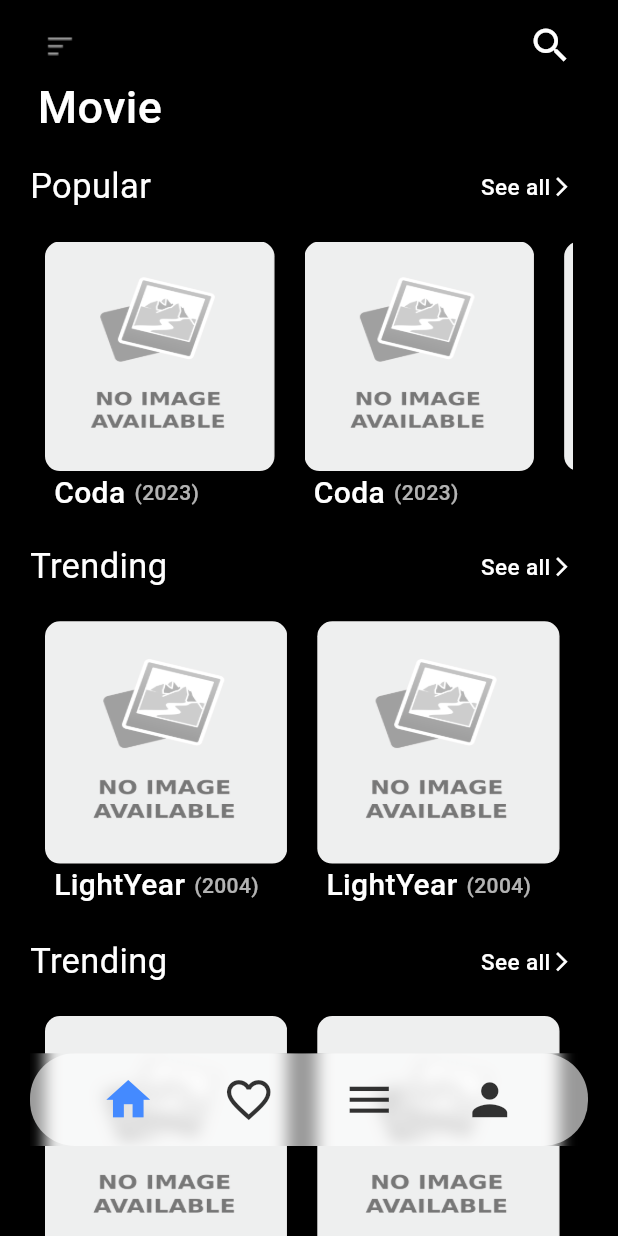
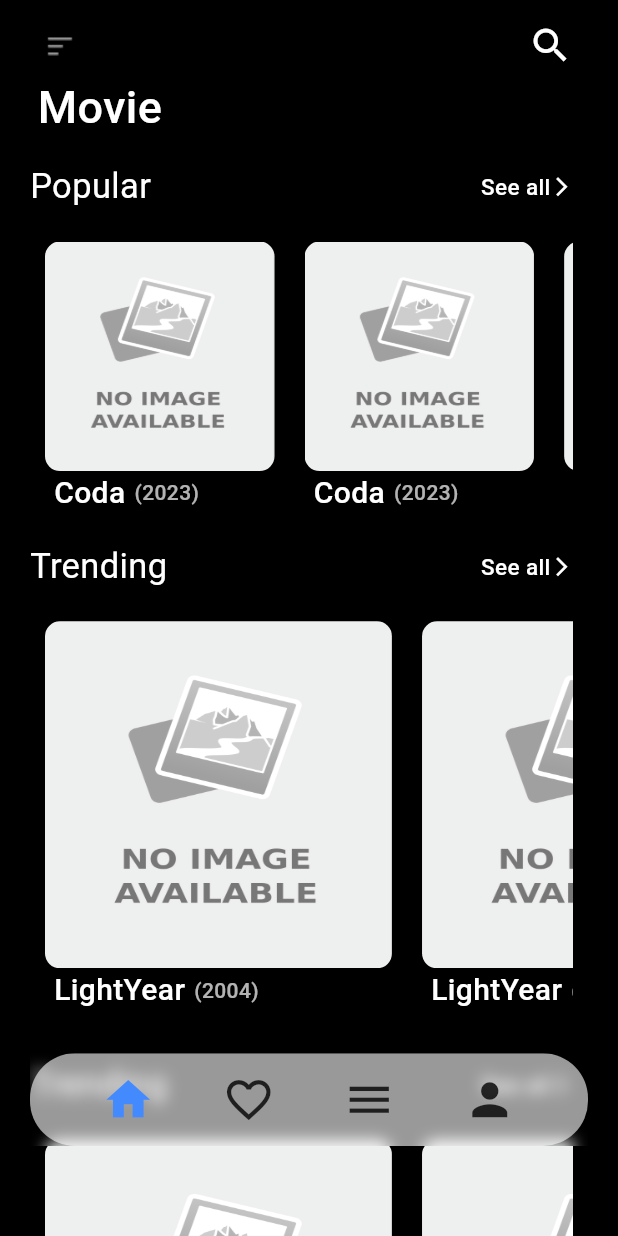
Before and after one commit to ShineWaiYanAung/move_app, a Flutter app: the screen it shows after launch, on a phone screen of 412 x 824 dp. Run offline on Flutter 3.47's test engine with Material 3 defaults, Android fonts, the phone set to English and light mode, and no system bars.

Commit message:
FinallyLaunch

```diff
--- /dev/null
+++ b/lib/Componets/movie_home_screen_list.dart
@@ -0,0 +1,69 @@
+import 'package:flutter/material.dart';
+import 'package:movie_project/Componets/popular_movie_row.dart';
+import 'package:movie_project/Componets/trending_move_row.dart';
+
+import '../Theme/colors.dart';
+import 'SearchMenuIcon.dart';
+
+class MoiveListView extends StatelessWidget {
+  const MoiveListView({super.key});
+
+  @override
+  Widget build(BuildContext context) {
+    final screenHeight = MediaQuery.of(context).size.height;
+
+    List <Widget> movieRows=
+    [
+      PopularMovieWidgetRow(),
+      TrendingVideoWidgetRow(),
+      TrendingVideoWidgetRow(),
+
+    ];
+    return Stack(
+      children: [
+        ///Top icons
+        const Padding(
+          padding: EdgeInsets.symmetric(
+            horizontal: 30.0,
+            vertical: 15,
+          ),
+          child: SearchMenuIcon(),
+        ),
+        Positioned(
+          top: 50,
+          left: 25,
+          child: Text(
+            "Movie",
+            style: TextStyle(
+                fontWeight: FontWeight.w500,
+                fontSize: 30,
+                color: AppColor.textColor),
+          ),
+        ),
+        Padding(
+          padding: const EdgeInsets.only(
+              top: 90,
+              right: 30,
+              left: 20
+          ),
+          child: ListView(
+            children: movieRows.map((movieData){
+              int index = movieRows.indexOf(movieData);
+              return    Padding(
+                padding: const EdgeInsets.symmetric(vertical: 8.0),
+                child: Container(
+                  padding: EdgeInsets.symmetric(),
+                  width: double.infinity,
+                  height: screenHeight* (0.3+ (((index == 0) ? 0 : (index == 1) ? 1 : 1) *0.1)),
+                  child: movieData,
+                ),
+              );
+            }).toList(),
+          ),
+        ),
+        ///NavBottom
+        // NavBottomWidget(),
+      ],
+    );
+  }
+}
--- a/lib/Componets/nav_bottom_widget.dart
+++ /dev/null
@@ -1,79 +0,0 @@
-import 'dart:ui';
-
-import 'package:flutter/material.dart';
-import 'package:movie_project/Screen/home_screen.dart';
-import 'package:movie_project/Screen/screen_two.dart';
-import 'package:movie_project/Screen/thirdPageg.dart';
-
-class NavBottomWidget extends StatefulWidget {
-  const NavBottomWidget({
-    super.key,
-  });
-
-  @override
-  State<NavBottomWidget> createState() => _NavBottomWidgetState();
-}
-
-class _NavBottomWidgetState extends State<NavBottomWidget> {
-  List<IconData> navIcon = [
-    Icons.home,
-    Icons.favorite_border_outlined,
-    Icons.menu,
-    Icons.person,
-  ];
-  int selectedIndex = 0;
-  List<Widget> pages =[
-    MyHomePage(),
-    SecondPage(),
-    Thirdpage(),
-    Thirdpage(),
-  ];
-
-  @override
-  Widget build(BuildContext context) {
-    return Positioned(
-      bottom: 60,
-      right: 20,
-      left: 20,
-      child: ClipRRect(
-        child: BackdropFilter(
-          filter: ImageFilter.blur(sigmaX: 5, sigmaY: 5),
-          child: Container(
-            padding: EdgeInsets.symmetric(horizontal: 40),
-            width: MediaQuery.of(context).size.width * 1,
-            height: MediaQuery.of(context).size.height * 0.075,
-            decoration: BoxDecoration(
-              color: Colors.white.withOpacity(0.6),
-              borderRadius: BorderRadius.circular(30),
-            ),
-            child: Row(
-              mainAxisAlignment: MainAxisAlignment.spaceBetween,
-              children: navIcon.map(
-                (icon) {
-                  int index = navIcon.indexOf(icon);
-                  bool isSelected = selectedIndex ==index;
-                  return Material(
-                    color: Colors.transparent,
-                    child: Container(
-                      alignment: Alignment.center,
-                      child: IconButton(
-                          onPressed: () => setState(() {
-                                selectedIndex = index;
-                                Navigator.push(context, MaterialPageRoute(builder: (context) => pages[index],));
-                              }),
-                          icon: Icon(
-                            icon,
-                            size: 35,
-                            color: isSelected? Colors.blueAccent : Colors.black.withOpacity(0.8),
-                          )),
-                    ),
-                  );
-                },
-              ).toList(),
-            ),
-          ),
-        ),
-      ),
-    );
-  }
-}
--- a/lib/Screen/home_screen.dart
+++ b/lib/Screen/home_screen.dart
@@ -1,76 +1,89 @@
 import 'dart:ui';
 
 import 'package:flutter/material.dart';
+import 'package:movie_project/Screen/screen_two.dart';
+import 'package:movie_project/Screen/thirdPageg.dart';
 import '../Componets/SearchMenuIcon.dart';
-import '../Componets/nav_bottom_widget.dart';
+import '../Componets/movie_home_screen_list.dart';
 import '../Componets/popular_movie_row.dart';
-import '../Componets/see_all.dart';
 import '../Componets/trending_move_row.dart';
 import '../Theme/colors.dart';
 
-class MyHomePage extends StatelessWidget {
+class MyHomePage extends StatefulWidget {
   const MyHomePage({super.key});
 
   @override
+  State<MyHomePage> createState() => _MyHomePageState();
+}
+
+class _MyHomePageState extends State<MyHomePage> {
+
+  List<IconData> navIcon = [
+    Icons.home,
+    Icons.favorite_border_outlined,
+    Icons.menu,
+    Icons.person,
+  ];
+  int selectedIndex = 0;
+  List<Widget> pages =[
+    MoiveListView(),
+    SecondPage(),
+    Thirdpage(),
+    Thirdpage(),
+  ];
+  @override
   Widget build(BuildContext context) {
-
-    final screenHeight = MediaQuery.of(context).size.height;
-
-    List <Widget> movieRows=
-    [
-      PopularMovieWidgetRow(),
-      TrendingVideoWidgetRow(),
-      TrendingVideoWidgetRow(),
-      TrendingVideoWidgetRow(),
-    ];
     return Scaffold(
       backgroundColor: AppColor.homepage,
-      body:  SafeArea(
+      body:   SafeArea(
         child: Stack(
           children: [
-            ///Top icons
-            const Padding(
-              padding: EdgeInsets.symmetric(
-                horizontal: 30.0,
-                vertical: 15,
-              ),
-              child: SearchMenuIcon(),
-            ),
+            pages[selectedIndex],
             Positioned(
-              top: 50,
-              left: 25,
-              child: Text(
-                "Movie",
-                style: TextStyle(
-                    fontWeight: FontWeight.w500,
-                    fontSize: 30,
-                    color: AppColor.textColor),
+              bottom: 60,
+              right: 20,
+              left: 20,
+              child: ClipRRect(
+                child: BackdropFilter(
+                  filter: ImageFilter.blur(sigmaX: 5, sigmaY: 5),
+                  child: Container(
+                    padding: EdgeInsets.symmetric(horizontal: 40),
+                    width: MediaQuery.of(context).size.width * 1,
+                    height: MediaQuery.of(context).size.height * 0.075,
+                    decoration: BoxDecoration(
+                      color: Colors.white.withOpacity(0.6),
+                      borderRadius: BorderRadius.circular(30),
+                    ),
+                    child: Row(
+                      mainAxisAlignment: MainAxisAlignment.spaceBetween,
+                      children: navIcon.map(
+                            (icon) {
+                          int index = navIcon.indexOf(icon);
+                          bool isSelected = selectedIndex ==index;
+                          return Material(
+                            color: Colors.transparent,
+                            child: Container(
+                              alignment: Alignment.center,
+                              child: IconButton(
+                                  onPressed: () => setState(() {
+                                    selectedIndex = index;
+                                  }),
+                                  icon: Icon(
+                                    icon,
+                                    size: 35,
+                                    color: isSelected? Colors.blueAccent : Colors.black.withOpacity(0.8),
+                                  )),
+                            ),
+                          );
+                        },
+                      ).toList(),
+                    ),
+                  ),
+                ),
               ),
             ),
-            Padding(
-              padding: const EdgeInsets.only(
-                top: 90,
-                right: 30,
-                left: 20
-              ),
-              child: ListView(
-                children: movieRows.map((movieData){
-                  return    Padding(
-                    padding: const EdgeInsets.symmetric(vertical: 8.0),
-                    child: Container(
-                      padding: EdgeInsets.symmetric(),
-                      width: double.infinity,
-                      height: screenHeight* 0.3,
-                      child: movieData,
-                    ),
-                  );
-                }).toList(),
-              ),
-            ),
-            ///NavBottom
-            NavBottomWidget(),
           ],
-        ),
+        )
       ),
     );
   }
--- a/lib/Screen/movie.detail.dart
+++ b/lib/Screen/movie.detail.dart
@@ -13,8 +13,6 @@ class MovieDetail extends StatelessWidget {
 
   @override
   Widget build(BuildContext context) {
-    final width = MediaQuery.of(context).size.width;
-    final height = MediaQuery.of(context).size.height;
     return Scaffold(
       backgroundColor: AppColor.homepage,
       body: SafeArea(
--- a/lib/Screen/screen_two.dart
+++ b/lib/Screen/screen_two.dart
@@ -5,11 +5,9 @@ class SecondPage extends StatelessWidget {
 
   @override
   Widget build(BuildContext context) {
-    return  Scaffold(
-      appBar: AppBar(),
-      body: Center(
-        child: Text("2"),
-      ),
+    return
+    Center(
+        child: Text("2",style: TextStyle(color: Colors.white),),
     );
   }
 }
--- a/lib/Screen/thirdPageg.dart
+++ b/lib/Screen/thirdPageg.dart
@@ -4,10 +4,8 @@ class Thirdpage extends StatelessWidget {
 
   @override
   Widget build(BuildContext context) {
-    return Scaffold(
-      body: Center(
-        child: Text("3"),
-      ),
+    return Center(
+      child: Text("3",style: TextStyle(color: Colors.white)),
     );
   }
 }
```
